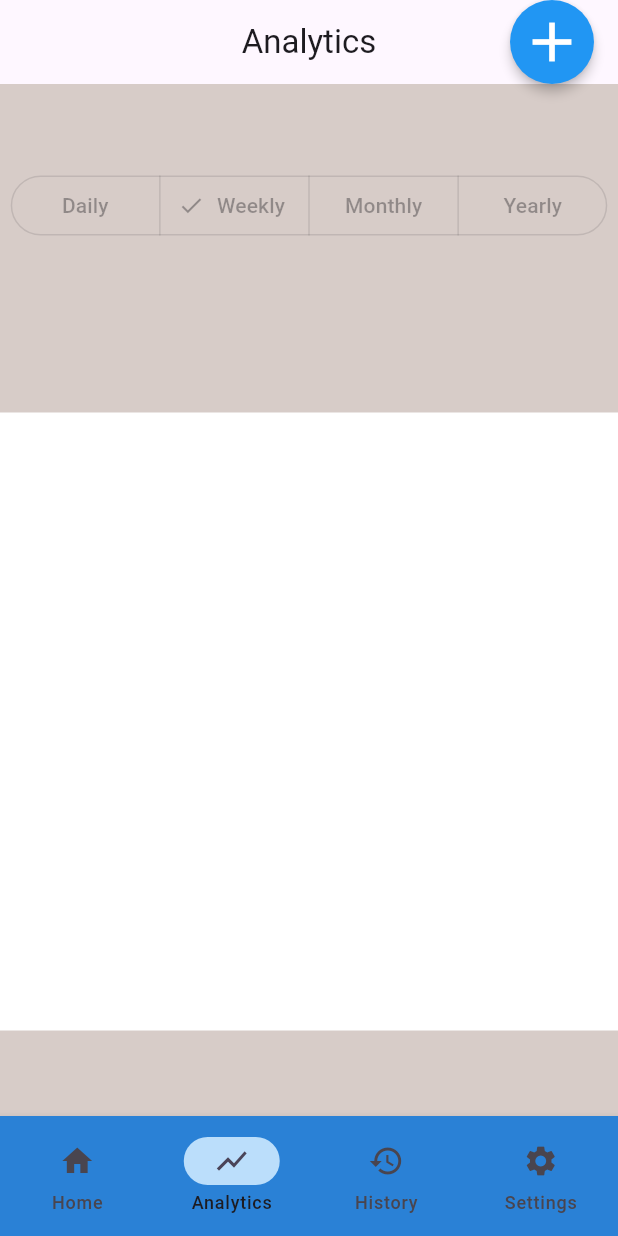
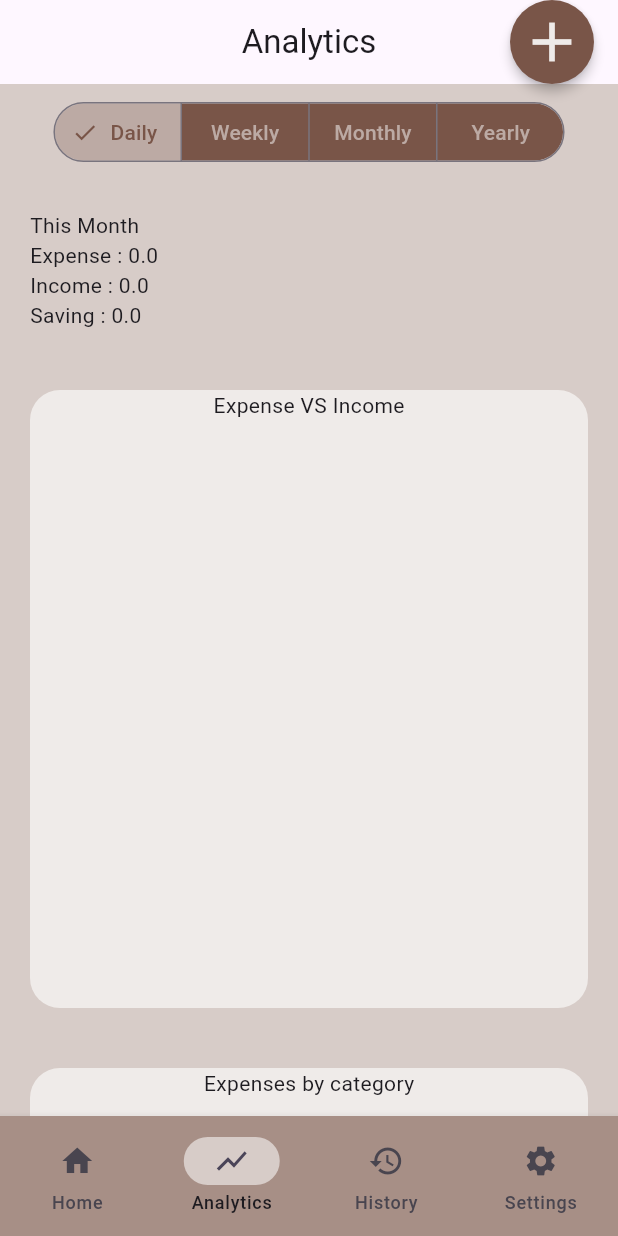
Before and after one commit to ANUJK0004/Expense-tracker-app, a Flutter app: the screen it shows after launch, item 2 of the bottom bar chosen, on a phone screen of 412 x 824 dp. Run offline on Flutter 3.47's test engine with Material 3 defaults, Android fonts, the phone set to English and light mode, and no system bars; our stand-ins replace sqflite; accounts and stored records are empty.

Commit message:
analytics screen filters and summary data connected and theme updated

```diff
--- a/lib/screens/analytics_screen.dart
+++ b/lib/screens/analytics_screen.dart
@@ -1,46 +1,187 @@
 import 'package:exes/models/expense.dart';
 import 'package:flutter/material.dart';
 
-class AnalyticsScreen extends StatelessWidget {
-  const AnalyticsScreen({super.key,required this.transactions});
+class AnalyticsScreen extends StatefulWidget {
+  const AnalyticsScreen({super.key, required this.transactions});
   final List<ExpenseTransaction> transactions;
+
+  @override
+  State<AnalyticsScreen> createState() => _AnalyticsScreenState();
+}
+
+enum TimePeriod { daily, weekly, monthly, yearly }
+
+class _AnalyticsScreenState extends State<AnalyticsScreen> {
+  TimePeriod selectedTimePeriod = TimePeriod.daily;
+
+  List<ExpenseTransaction> get filteredTransactions {
+    final now = DateTime.now();
+    switch (selectedTimePeriod) {
+      case TimePeriod.daily:
+        return widget.transactions
+            .where(
+              (transaction) =>
+                  transaction.date.day == now.day &&
+                  transaction.date.month == now.month &&
+                  transaction.date.year == now.year,
+            )
+            .toList();
+      case TimePeriod.weekly:
+        return widget.transactions
+            .where(
+              (transaction) =>
+                  transaction.date.isAfter(now.subtract(Duration(days: 7))),
+            )
+            .toList();
+      case TimePeriod.monthly:
+        return widget.transactions
+            .where(
+              (transaction) =>
+                  transaction.date.isAfter(now.subtract(Duration(days: 30))),
+            )
+            .toList();
+      case TimePeriod.yearly:
+        return widget.transactions
+            .where(
+              (transaction) =>
+                  transaction.date.isAfter(now.subtract(Duration(days: 365))),
+            )
+            .toList();
+    }
+  }
+
+  Map<String, double> currentBalance() {
+    double income = 0;
+    double expense = 0;
+
+    for (final transaction in filteredTransactions) {
+      if (transaction.type == "Income") {
+        income += transaction.amount;
+      } else {
+        expense += transaction.amount;
+      }
+    }
+    final balance = income - expense;
+    Map<String, double> map = {
+      'balance': balance,
+      'income': income,
+      'expense': expense,
+    };
+    return map;
+  }
+
+  Map<String, double> categoryTotals = {};
+  void calculateCategoryTotals() {
+    for (final t in filteredTransactions) {
+      if (t.type != "Expense") continue;
+      categoryTotals[t.category] = (categoryTotals[t.category] ?? 0) + t.amount;
+    }
+  }
+
+  Map<DateTime,double> dailyTotals = {};
+  void calculateDailyTotals(){
+    for(final t in filteredTransactions){
+      final date = t.date;
+      dailyTotals[date] = (dailyTotals[date] ?? 0) + t.amount;
+    }
+  }
 
   @override
   Widget build(BuildContext context) {
     return Scaffold(
-      backgroundColor: Colors.brown.shade300,
+      backgroundColor: Colors.brown.shade100,
       appBar: AppBar(title: Text("Analytics"), centerTitle: true),
-      body: Container(
-        height: MediaQuery.of(context).size.height,
-        width: MediaQuery.of(context).size.width,
-        color: Colors.brown.shade100,
-        child: Column(
+      body: Column(
         mainAxisAlignment: MainAxisAlignment.spaceAround,
+        // crossAxisAlignment: CrossAxisAlignment.start,
         children: [
-            Row(
-              mainAxisAlignment: MainAxisAlignment.center,
-              children: [
-                SegmentedButton(
-                    segments:[
-                      ButtonSegment(value: 1, label: Text("Daily")),
-                      ButtonSegment(value: 2, label: Text("Weekly")),
-                      ButtonSegment(value: 3, label: Text("Monthly")),
-                      ButtonSegment(value: 4, label: Text("Yearly")),
-                    ] ,
-                    selected : {2},
+          Padding(
+            padding: const EdgeInsets.all(8.0),
+            child: SegmentedButton<TimePeriod>(
+              style: SegmentedButton.styleFrom(
+                backgroundColor: Colors.brown.shade500,
+                selectedBackgroundColor: Colors.brown.shade200,
+                foregroundColor: Colors.brown.shade200,
+                selectedForegroundColor: Colors.brown.shade500,
+              ),
+              selected: <TimePeriod>{selectedTimePeriod},
+              onSelectionChanged: (Set<TimePeriod> newSelection) {
+                setState(() {
+                  selectedTimePeriod = newSelection.first;
+                });
+              },
+              segments: [
+                ButtonSegment(value: TimePeriod.daily, label: Text("Daily")),
+                ButtonSegment(value: TimePeriod.weekly, label: Text("Weekly")),
+                ButtonSegment(
+                  value: TimePeriod.monthly,
+                  label: Text("Monthly"),
+                ),
+                ButtonSegment(value: TimePeriod.yearly, label: Text("Yearly")),
+              ],
               multiSelectionEnabled: false,
               emptySelectionAllowed: true,
-                )
+            ),
+          ),
+          Row(
+            mainAxisAlignment: MainAxisAlignment.start,
+            children: [
+              Padding(
+                padding: const EdgeInsets.all(20),
+                child: Column(
+                  mainAxisAlignment: MainAxisAlignment.center,
+                  crossAxisAlignment: CrossAxisAlignment.start,
+                  children: [
+                    Text("This Month"),
+                    Text("Expense : ${currentBalance()['expense']}"),
+                    Text("Income : ${currentBalance()['income']}"),
+                    Text("Saving : ${currentBalance()['balance']}"),
                   ],
                 ),
+              ),
+            ],
+          ),
+          Expanded(
+            child: SingleChildScrollView(
+              scrollDirection: Axis.vertical,
+              child: Column(
+                children: [
                   Container(
-              height: MediaQuery.of(context).size.height/2,
+                    height: MediaQuery.of(context).size.width,
                     width: MediaQuery.of(context).size.width,
-              color: Colors.white,
+                    margin: EdgeInsets.all(20),
+                    decoration: BoxDecoration(
+                      borderRadius: BorderRadius.circular(20),
+                      color: Colors.brown.shade50,
+                    ),
+                    child: Column(children: [Text("Expense VS Income")]),
+                  ),
+                  Container(
+                    height: MediaQuery.of(context).size.width,
+                    width: MediaQuery.of(context).size.width,
+                    margin: EdgeInsets.all(20),
+                    decoration: BoxDecoration(
+                      borderRadius: BorderRadius.circular(20),
+                      color: Colors.brown.shade50,
+                    ),
+                    child: Column(children: [Text("Expenses by category")]),
+                  ),
+                  Container(
+                    height: MediaQuery.of(context).size.width * 0.75,
+                    width: MediaQuery.of(context).size.width,
+                    margin: EdgeInsets.all(20),
+                    decoration: BoxDecoration(
+                      borderRadius: BorderRadius.circular(20),
+                      color: Colors.brown.shade50,
+                    ),
+                    child: Column(children: [Text("Top Spending Categories")]),
                   ),
                 ],
               ),
             ),
+          ),
+        ],
+      ),
     );
   }
 }
--- a/lib/screens/navigation_screen.dart
+++ b/lib/screens/navigation_screen.dart
@@ -73,7 +73,7 @@ class _NavigationScreenState extends State<NavigationScreen> {
   @override
   Widget build(BuildContext context) {
     return Scaffold(
-      backgroundColor: Colors.blue,
+      backgroundColor: Colors.brown,
       bottomNavigationBar: ScreensNavigationBar(
         changedIndex: (index) {
           setState(() {
--- a/lib/screens/settings_screen.dart
+++ b/lib/screens/settings_screen.dart
@@ -6,7 +6,7 @@ class SettingsScreen extends StatelessWidget {
   @override
   Widget build(BuildContext context) {
     return Scaffold(
-      backgroundColor: Colors.brown,
+      backgroundColor: Colors.brown.shade100,
       appBar: AppBar(title: Text("Settings"), centerTitle: true),
     );
   }
--- a/lib/widgets/floating_action_button.dart
+++ b/lib/widgets/floating_action_button.dart
@@ -9,8 +9,8 @@ class AddExpenseButton extends StatelessWidget {
   Widget build(BuildContext context) {
     return FloatingActionButton(
       onPressed: onPressed,
-      backgroundColor: Colors.blue,
-      foregroundColor: Colors.white,
+      backgroundColor: Colors.brown,
+      foregroundColor: Colors.brown.shade50,
       elevation: 3,
       shape: CircleBorder(),
       child: Icon(Icons.add_sharp,size: 44,),
--- a/lib/widgets/intro_card.dart
+++ b/lib/widgets/intro_card.dart
@@ -33,11 +33,11 @@ class IntroCard extends StatelessWidget {
       decoration: BoxDecoration(
         gradient: LinearGradient(
           colors: [
-            Colors.blue.shade500,
-            Colors.blue.shade200,
-            Colors.blue.shade300,
-            Colors.blue.shade200,
-            Colors.blue.shade500,
+            Colors.brown.shade500,
+            Colors.brown.shade200,
+            Colors.brown.shade300,
+            Colors.brown.shade200,
+            Colors.brown.shade500,
           ],
         ),
       ),
--- a/lib/widgets/navigation_bar.dart
+++ b/lib/widgets/navigation_bar.dart
@@ -9,13 +9,13 @@ class ScreensNavigationBar extends StatelessWidget {
   Widget build(BuildContext context) {
     return NavigationBar(
         selectedIndex: currentIndex,
-        indicatorColor: Colors.blue.shade100,
-        shadowColor: Colors.blue.shade100,
+        indicatorColor: Colors.brown.shade100,
+        shadowColor: Colors.brown.shade100,
         onDestinationSelected: (int index) {
           changedIndex(index);
         },
-        backgroundColor: Colors.blue.shade700,
-        surfaceTintColor: Colors.blue.shade100,
+        backgroundColor: Colors.brown.shade300,
+        surfaceTintColor: Colors.brown.shade100,
         elevation: 5,
         destinations: [
           NavigationDestination(icon: Icon(Icons.home),selectedIcon: Icon(Icons.home_outlined), label: "Home"),
--- a/lib/widgets/recent_transactions.dart
+++ b/lib/widgets/recent_transactions.dart
@@ -12,7 +12,7 @@ class RecentTransactions extends StatelessWidget {
         height: MediaQuery.of(context).size.height / 3,
         width: MediaQuery.of(context).size.width,
         decoration: BoxDecoration(
-          color: Colors.white,
+          color: Colors.brown.shade50,
           borderRadius: BorderRadius.only(
             topRight: Radius.circular(28),
             topLeft: Radius.circular(28),
--- a/pubspec.yaml
+++ b/pubspec.yaml
@@ -37,6 +37,7 @@ dependencies:
   sqflite: ^2.4.3
   path: ^1.9.1
   intl: ^0.20.3
+  fl_chart: ^1.2.0
 
 dev_dependencies:
   flutter_test:
```
Also changed, not shown: pubspec.lock. Lines whose indentation alone changed are shown as unchanged.
